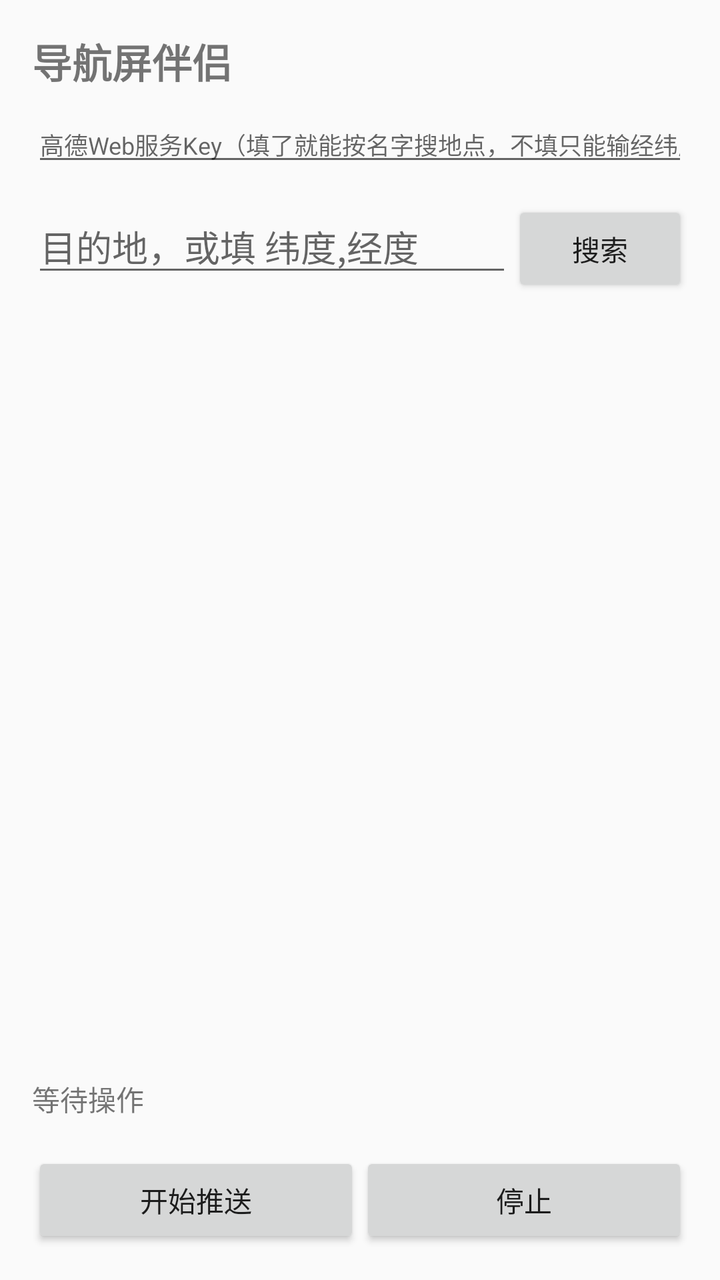
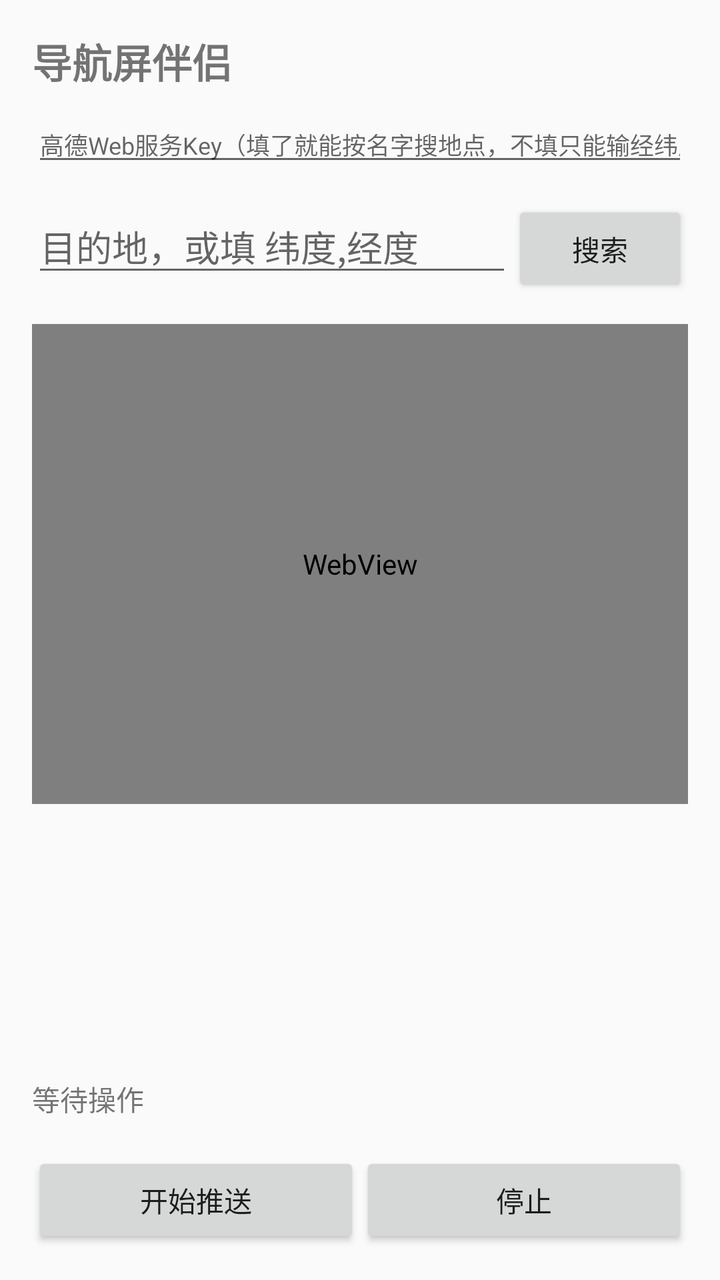

An Android layout rendered at two revisions. The XML below is the earlier revision; the diff shows what the commit changed to produce the second picture.
<!-- AndroidManifest.xml: application theme Theme.NavScreen -->
<!-- res/layout/activity_main.xml -->
<?xml version="1.0" encoding="utf-8"?>
<LinearLayout xmlns:android="http://schemas.android.com/apk/res/android"
    android:layout_width="match_parent"
    android:layout_height="match_parent"
    android:orientation="vertical"
    android:padding="16dp">

    <TextView
        android:layout_width="wrap_content"
        android:layout_height="wrap_content"
        android:text="导航屏伴侣"
        android:textSize="20sp"
        android:textStyle="bold" />

    <EditText
        android:id="@+id/et_key"
        android:layout_width="match_parent"
        android:layout_height="wrap_content"
        android:layout_marginTop="8dp"
        android:hint="高德Web服务Key（填了就能按名字搜地点，不填只能输经纬度）"
        android:imeOptions="actionDone"
        android:singleLine="true"
        android:textSize="12sp" />

    <LinearLayout
        android:layout_width="match_parent"
        android:layout_height="wrap_content"
        android:layout_marginTop="12dp"
        android:orientation="horizontal">

        <EditText
            android:id="@+id/et_dest"
            android:layout_width="0dp"
            android:layout_height="wrap_content"
            android:layout_weight="1"
            android:hint="目的地，或填 纬度,经度"
            android:imeOptions="actionSearch"
            android:singleLine="true" />

        <Button
            android:id="@+id/btn_search"
            android:layout_width="wrap_content"
            android:layout_height="wrap_content"
            android:text="搜索" />
    </LinearLayout>

    
    <HorizontalScrollView
        android:layout_width="match_parent"
        android:layout_height="wrap_content"
        android:layout_marginTop="6dp"
        android:scrollbars="none">

        <LinearLayout
            android:id="@+id/ll_cats"
            android:layout_width="wrap_content"
            android:layout_height="wrap_content"
            android:orientation="horizontal" />
    </HorizontalScrollView>

    
    <LinearLayout
        android:id="@+id/row_history"
        android:layout_width="match_parent"
        android:layout_height="wrap_content"
        android:layout_marginTop="4dp"
        android:gravity="center_vertical"
        android:orientation="horizontal"
        android:visibility="gone">

        <TextView
            android:layout_width="wrap_content"
            android:layout_height="wrap_content"
            android:text="历史"
            android:textColor="#A49FAB"
            android:textSize="12sp" />

        <HorizontalScrollView
            android:layout_width="0dp"
            android:layout_height="wrap_content"
            android:layout_marginStart="8dp"
            android:layout_weight="1"
            android:scrollbars="none">

            <LinearLayout
                android:id="@+id/ll_history"
                android:layout_width="wrap_content"
                android:layout_height="wrap_content"
                android:orientation="horizontal" />
        </HorizontalScrollView>

        <Button
            android:id="@+id/btn_history_clear"
            android:layout_width="wrap_content"
            android:layout_height="wrap_content"
            android:minHeight="0dp"
            android:paddingTop="4dp"
            android:paddingBottom="4dp"
            android:text="清空"
            android:textSize="12sp" />
    </LinearLayout>

    <ListView
        android:id="@+id/lv_poi"
        android:layout_width="match_parent"
        android:layout_height="0dp"
        android:layout_marginTop="8dp"
        android:layout_weight="1" />

    <TextView
        android:id="@+id/tv_status"
        android:layout_width="match_parent"
        android:layout_height="wrap_content"
        android:layout_marginTop="8dp"
        android:minLines="2"
        android:text="等待操作"
        android:textSize="14sp" />

    <TextView
        android:id="@+id/tv_crash"
        android:layout_width="match_parent"
        android:layout_height="wrap_content"
        android:layout_marginTop="8dp"
        android:background="#33FF3B30"
        android:maxLines="10"
        android:padding="6dp"
        android:textColor="#FF3B30"
        android:textIsSelectable="true"
        android:textSize="11sp"
        android:visibility="gone" />

    <Button
        android:id="@+id/btn_copy_crash"
        android:layout_width="match_parent"
        android:layout_height="wrap_content"
        android:text="复制崩溃日志"
        android:visibility="gone" />

    <LinearLayout
        android:layout_width="match_parent"
        android:layout_height="wrap_content"
        android:orientation="horizontal">

        <Button
            android:id="@+id/btn_start"
            android:layout_width="0dp"
            android:layout_height="wrap_content"
            android:layout_weight="1"
            android:text="开始推送" />

        <Button
            android:id="@+id/btn_stop"
            android:layout_width="0dp"
            android:layout_height="wrap_content"
            android:layout_weight="1"
            android:text="停止" />
    </LinearLayout>

</LinearLayout>
<!-- resources referenced by this layout -->
<resources>
  <style name="Theme.NavScreen" parent="Theme.AppCompat.Light.NoActionBar">
          <item name="colorPrimary">#FF7A1A</item>
          <item name="colorPrimaryDark">#E06A10</item>
          <item name="colorAccent">#FF7A1A</item>
          <item name="android:windowLightStatusBar">true</item>
      </style>
</resources>

<!-- the commit's change to res/layout/activity_main.xml (unified diff, before → after) -->
@@ -100,6 +100,13 @@
             android:textSize="12sp" />
     </LinearLayout>
 
+    
+    <WebView
+        android:id="@+id/wv_map"
+        android:layout_width="match_parent"
+        android:layout_height="240dp"
+        android:layout_marginTop="8dp" />
+
     <ListView
         android:id="@+id/lv_poi"
         android:layout_width="match_parent"
